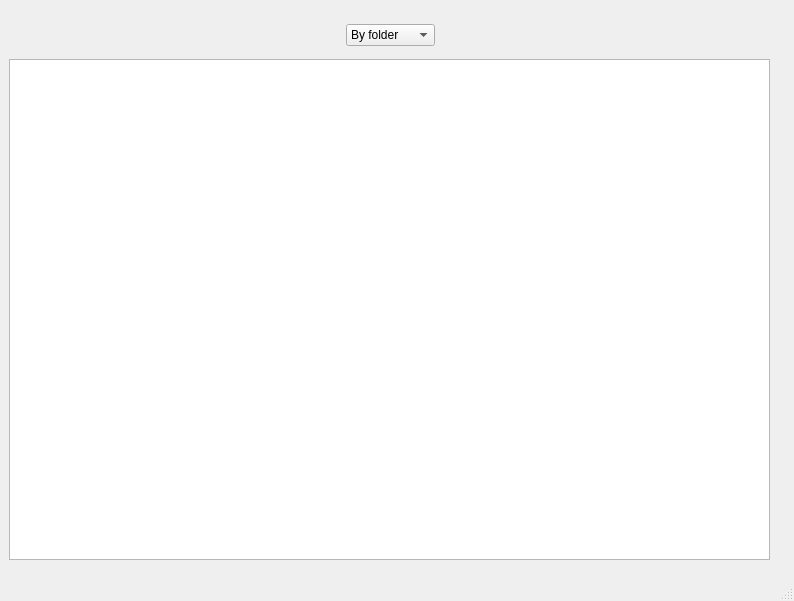
First picture: the form in mainwindow.ui, repository bhaalgore/laba3, before the edit.
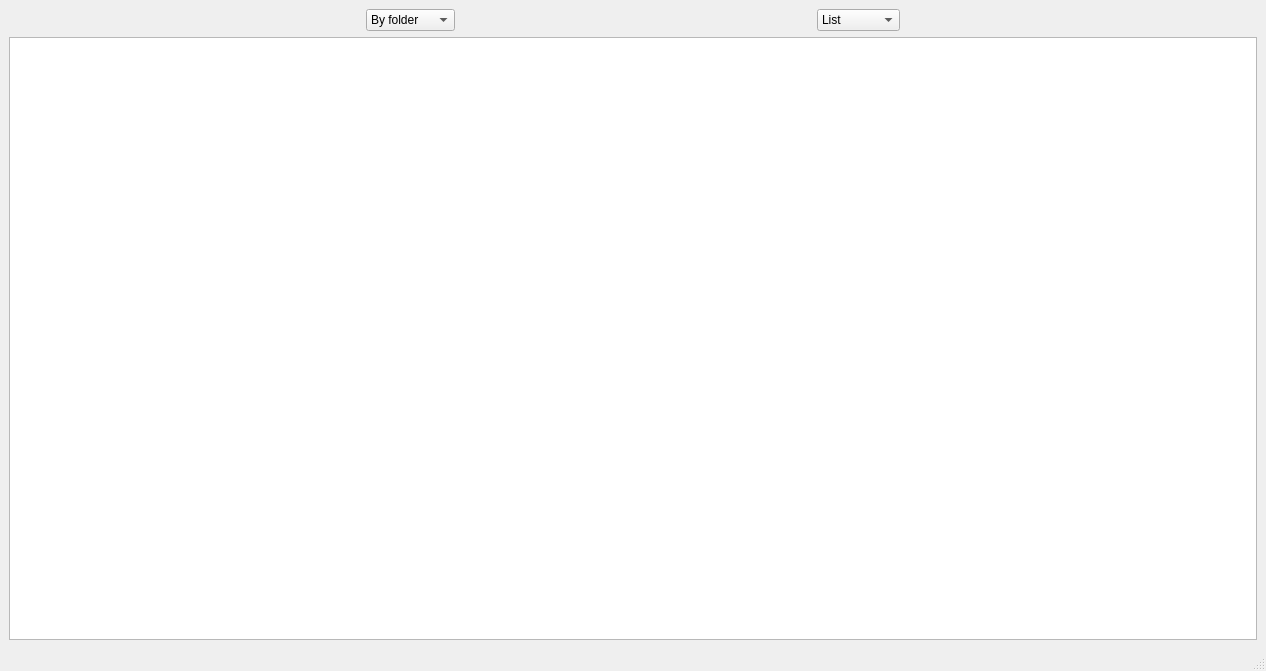
Second picture: the form after the edit.

Commit message: Added class charts, new object realization in mainwindow

```diff
--- a/mainwindow.ui
+++ b/mainwindow.ui
@@ -6,39 +6,17 @@
    <rect>
     <x>0</x>
     <y>0</y>
-    <width>794</width>
-    <height>601</height>
+    <width>1266</width>
+    <height>671</height>
    </rect>
   </property>
   <property name="windowTitle">
    <string>Labaratory №3</string>
   </property>
   <widget class="QWidget" name="centralwidget">
-   <widget class="QWidget" name="horizontalLayoutWidget">
-    <property name="geometry">
-     <rect>
-      <x>9</x>
-      <y>59</y>
-      <width>761</width>
-      <height>501</height>
-     </rect>
-    </property>
-    <layout class="QHBoxLayout" name="horizontalLayout_2">
+   <layout class="QVBoxLayout" name="verticalLayout_3">
      <item>
-      <widget class="QTreeView" name="treeView"/>
-     </item>
-    </layout>
-   </widget>
-   <widget class="QWidget" name="horizontalLayoutWidget_2">
-    <property name="geometry">
-     <rect>
-      <x>10</x>
-      <y>10</y>
-      <width>761</width>
-      <height>51</height>
-     </rect>
-    </property>
-    <layout class="QHBoxLayout" name="horizontalLayout_3">
+     <layout class="QHBoxLayout" name="horizontalLayout">
      <item>
       <spacer name="horizontalSpacer">
        <property name="orientation">
@@ -66,6 +44,38 @@
        </item>
       </widget>
      </item>
+      <item>
+       <spacer name="horizontalSpacer_3">
+        <property name="orientation">
+         <enum>Qt::Horizontal</enum>
+        </property>
+        <property name="sizeHint" stdset="0">
+         <size>
+          <width>40</width>
+          <height>20</height>
+         </size>
+        </property>
+       </spacer>
+      </item>
+      <item>
+       <widget class="QComboBox" name="comboBox_2">
+        <item>
+         <property name="text">
+          <string>List</string>
+         </property>
+        </item>
+        <item>
+         <property name="text">
+          <string>Bar graph</string>
+         </property>
+        </item>
+        <item>
+         <property name="text">
+          <string>Pie chart</string>
+         </property>
+        </item>
+       </widget>
+      </item>
      <item>
       <spacer name="horizontalSpacer_2">
        <property name="orientation">
@@ -80,7 +90,15 @@
       </spacer>
      </item>
     </layout>
-   </widget>
+    </item>
+    <item>
+     <layout class="QHBoxLayout" name="horizontalLayout_2">
+      <item>
+       <widget class="QTreeView" name="treeView"/>
+      </item>
+     </layout>
+    </item>
+   </layout>
   </widget>
   <widget class="QMenuBar" name="menubar">
    <property name="geometry">
```
Left out of the diff: 2 changed lines with no effect on the pictures. Lines whose indentation alone changed are shown as unchanged. The commit also changes 7 other files.
